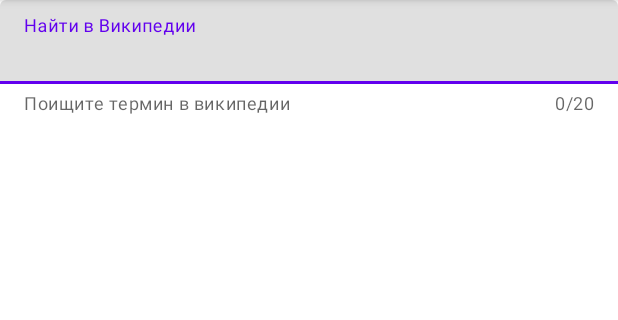
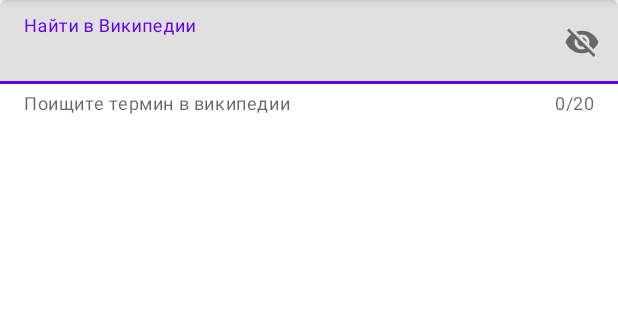
Before and after one commit to Nikita0093/MaterialDesign, an Android app: the screen it shows after launch (MainActivity), on a phone screen of 412 x 824 dp, the part 84-404 px from its top. Run offline under Robolectric (Android 15) with nearby library versions, the phone set to English and light mode, and no system bars; pictures from the network do not load.

Commit message:
Отделили запрос ретрофил от viewmodel

```diff
--- a/app/src/main/java/com/example/materialdesign/repository/PictureOfTheDayApi.kt
+++ b/app/src/main/java/com/example/materialdesign/repository/PictureOfTheDayApi.kt
@@ -10,5 +10,6 @@ interface PictureOfTheDayApi {
     @GET(KEY_NASA_DOMAIN_ENDPOINT)
 
     fun getPictureOfTheDay(
-        @Query("api_key") apiKey: String): Call<PictureOfTheDayResponseData>
+        @Query("api_key") apiKey: String
+    ): Call<PictureOfTheDayResponseData>
 }
--- a/app/src/main/java/com/example/materialdesign/viewmodel/picture/PictureOfTheDayFragment.kt
+++ b/app/src/main/java/com/example/materialdesign/viewmodel/picture/PictureOfTheDayFragment.kt
@@ -56,12 +56,12 @@ class PictureOfTheDayFragment : Fragment() {
             }
 
             is PictureOfTheDayAppState.Loading -> {
-                //binding.progressBar.visibility = View.VISIBLE
+                binding.progressBar.visibility = View.VISIBLE
             }
 
             is PictureOfTheDayAppState.Success -> {
                 binding.progressBar.visibility = View.INVISIBLE
-                binding.imageView.load(pictureOfTheDayAppState.pictureOfTheDayResponseData.hdurl) {
+                binding.imageView.load(pictureOfTheDayAppState.pictureOfTheDayResponseData.url) {
                     placeholder(R.drawable.nasa_logo)
                 }
             }
--- a/app/src/main/java/com/example/materialdesign/viewmodel/picture/PictureOfTheDayViewModel.kt
+++ b/app/src/main/java/com/example/materialdesign/viewmodel/picture/PictureOfTheDayViewModel.kt
@@ -11,16 +11,15 @@ class PictureOfTheDayViewModel(
     private val liveData: MutableLiveData<PictureOfTheDayAppState> = MutableLiveData(),
     private var pictureOfTheDayRepository: PictureOfTheDayRepository = PictureOfTheDayRetrofitImpl()
 ) : ViewModel() {
-    val pictureOfTheDayFragment = PictureOfTheDayFragment()
 
     fun getLiveData(): LiveData<PictureOfTheDayAppState> {
         return liveData
     }
 
 
-    fun getPictureOfTheDayByViewModel(){
+    fun getPictureOfTheDayByViewModel() {
         liveData.postValue(PictureOfTheDayAppState.Loading)
-        pictureOfTheDayRepository.getPictureOfTheDay(object : Callback{
+        pictureOfTheDayRepository.getPictureOfTheDay(object : Callback {
             override fun onResponse(pictureOfTheDayResponseData: PictureOfTheDayResponseData) {
                 liveData.postValue(PictureOfTheDayAppState.Success(pictureOfTheDayResponseData))
             }
--- a/app/src/main/res/layout/fragment_picture_of_the_day.xml
+++ b/app/src/main/res/layout/fragment_picture_of_the_day.xml
@@ -1,6 +1,7 @@
 <?xml version="1.0" encoding="utf-8"?>
 <androidx.constraintlayout.widget.ConstraintLayout xmlns:android="http://schemas.android.com/apk/res/android"
     xmlns:app="http://schemas.android.com/apk/res-auto"
+    xmlns:tools="http://schemas.android.com/tools"
     android:layout_width="match_parent"
     android:layout_height="match_parent">
 
@@ -10,10 +11,11 @@
         android:layout_width="0dp"
         android:layout_height="wrap_content"
         android:hint="@string/search_wiki"
+        android:inputType="textPassword"
         app:counterEnabled="true"
         app:counterMaxLength="20"
+        app:endIconMode="password_toggle"
         app:helperText="@string/wiki_helper_text"
-
         app:layout_constraintEnd_toEndOf="parent"
         app:layout_constraintStart_toStartOf="parent"
         app:layout_constraintTop_toTopOf="parent">
@@ -45,14 +47,16 @@
         android:layout_height="match_parent"
         android:background="@drawable/space"
 
-        android:orientation="vertical">
+        android:orientation="vertical"
+        tools:visibility="invisible">
 
         <ProgressBar
             android:layout_width="200dp"
             android:layout_height="200dp"
             android:layout_gravity="center"
             android:layout_weight="1"
-            android:outlineAmbientShadowColor="@color/black">
+            android:outlineAmbientShadowColor="@color/black"
+            tools:visibility="visible">
 
 
         </ProgressBar>
@@ -63,7 +67,7 @@
             android:layout_gravity="center"
             android:layout_marginBottom="30dp"
             android:gravity="center"
-            android:text="Добро пожаловать в NASA"
+            android:text="@string/welcome_nasa"
             android:textColor="#2962FF"
             android:textSize="30dp" />
 
--- a/app/src/main/res/values/strings.xml
+++ b/app/src/main/res/values/strings.xml
@@ -9,4 +9,5 @@
     <string name="search">Search</string>
     <!-- TODO: Remove or change this placeholder text -->
     <string name="hello_blank_fragment">Hello blank fragment</string>
+    <string name="welcome_nasa">Добро пожаловать в NASA</string>
 </resources>
```
